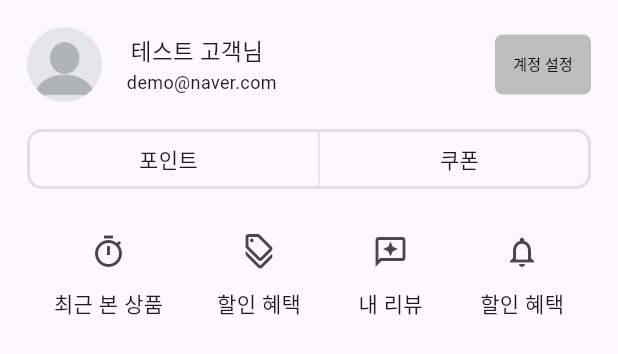
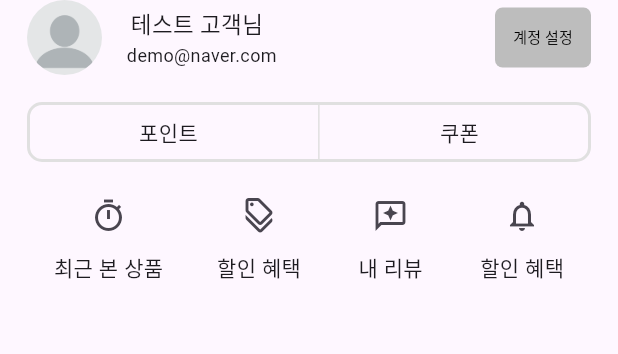
Before and after one commit to kimakuma/SIDE-ordner_FE, a Flutter app: the MyInfo widget shown alone on an empty page, opened directly, on a phone screen of 412 x 824 dp. Shown: the top 354 px of the screen. Run offline on Flutter 3.47's test engine with Material 3 defaults, Android fonts, the phone set to English and light mode, and no system bars; missing offline and left inert: elastic_client, mysql_client.

Commit message:
마이페이지 세부 UI 작업 중 백업

```diff
--- a/lib/screens/my/widget/myInfo.dart
+++ b/lib/screens/my/widget/myInfo.dart
@@ -7,20 +7,24 @@ class MyInfo extends StatelessWidget {
     return Column(
       children: [
         Padding(
-          padding: const EdgeInsets.all(18),
+          padding: const EdgeInsets.fromLTRB(18, 0, 18, 0),
           child:  Column(
             children: [
+              // 사용자 정보
               Row(
                 mainAxisAlignment: MainAxisAlignment.spaceBetween,
                 children: [
+                  // 개인 정보
                   Row(
                     mainAxisAlignment: MainAxisAlignment.start,
                     children: [
+                      // 프로필 사진
                       ClipRRect(
                         borderRadius: BorderRadius.circular(50),
                         child: Image.asset(width: 50, 'images/profile.webp'),
                       ),
                       SizedBox(width: 10,),
+                      // 사용자명, 사용자계정
                       Column(
                         mainAxisAlignment: MainAxisAlignment.center,
                         children: [
@@ -40,6 +44,7 @@ class MyInfo extends StatelessWidget {
                       )
                     ]
                   ),
+                  // 계정 설정 버튼
                   FilledButton(
                     style: FilledButton.styleFrom(
                       padding: EdgeInsets.symmetric(horizontal: 0, vertical: 0),
@@ -60,6 +65,7 @@ class MyInfo extends StatelessWidget {
                 ],
               ),
               SizedBox(height: 18,),
+              // 포인트 / 쿠폰
               Container(
                 height: 40,
                 decoration: BoxDecoration(
@@ -80,7 +86,7 @@ class MyInfo extends StatelessWidget {
                   )
                 ),
               ),
-              SizedBox(height: 18,),
+              SizedBox(height: 12,),
               Row(
                 mainAxisAlignment: MainAxisAlignment.spaceAround,
                 children: [
@@ -122,7 +128,7 @@ class MyInfo extends StatelessWidget {
                   ),
                 ],
               ),
-              SizedBox(height: 25,),
+              SizedBox(height: 18,),
             ],
           ),
         ),
```
Also changed, not shown: lib/screens/my/myPage.dart (+3 -23 lines), lib/screens/my/widget/menu.dart (+27 -0 lines).
